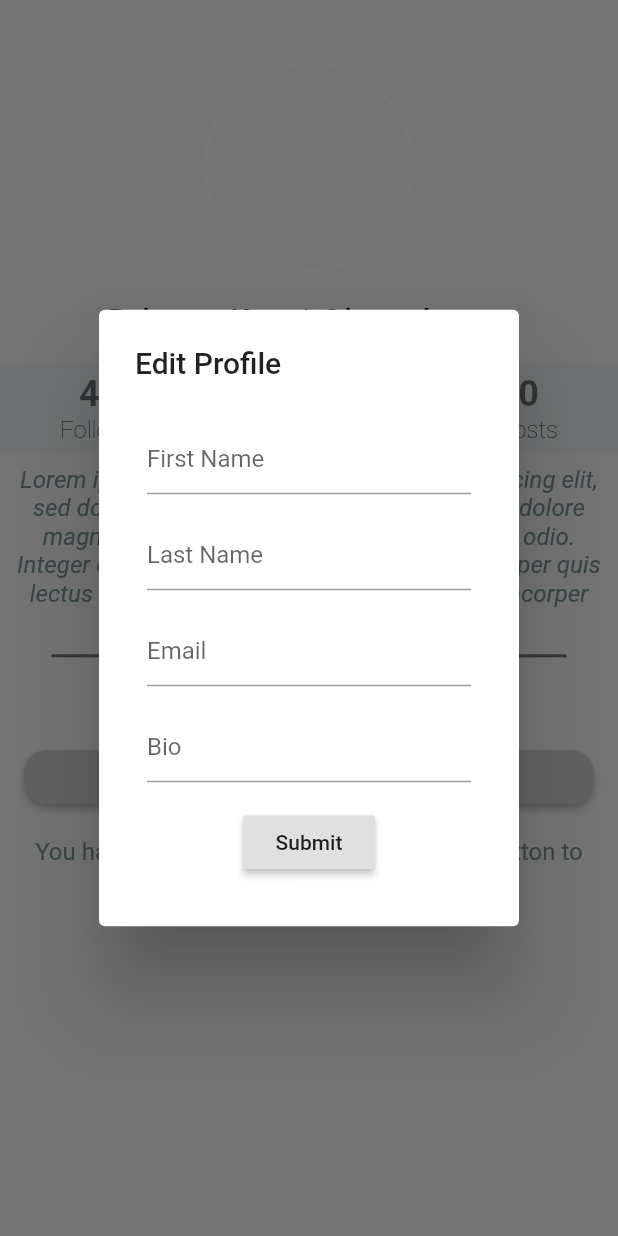
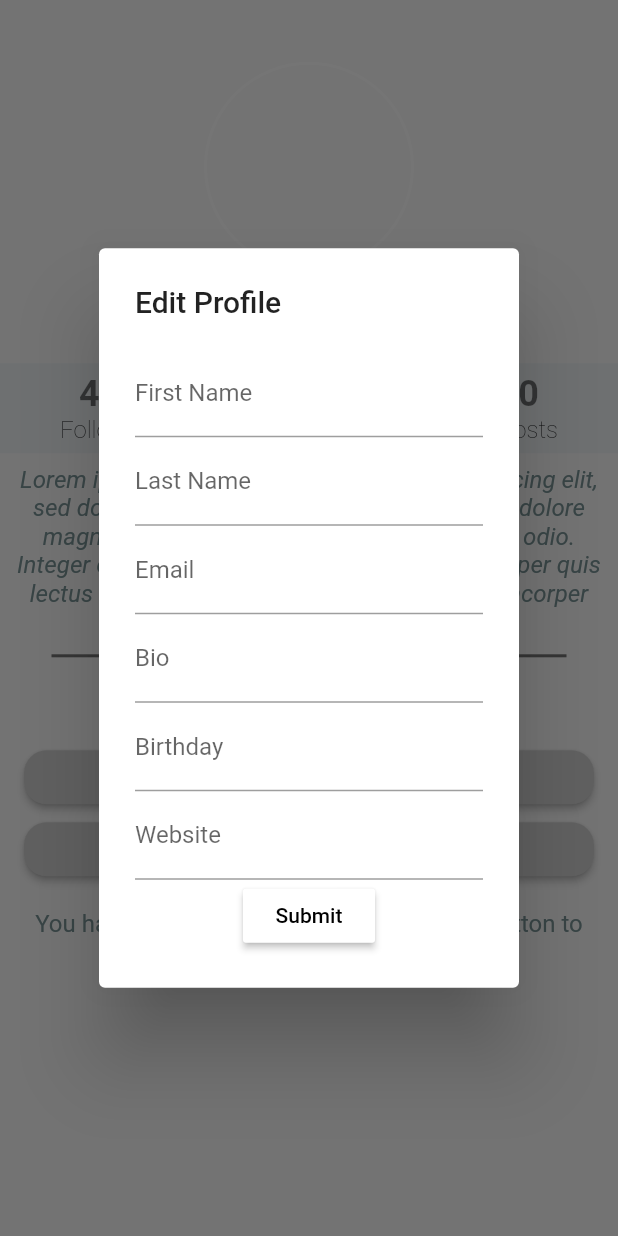
Before and after one commit to awes0menessInc/cs_307, a Flutter app: the ProfilePage screen opened directly, after a tap on "Edit Profile", on a phone screen of 412 x 824 dp. Run offline on Flutter 3.47's test engine with Material 2 defaults, Android fonts, the phone set to English and light mode, and no system bars; our stand-ins replace cloud_firestore, cloud_functions, firebase_auth, firebase_core; accounts and stored records are empty; Roboto replaces fonts that are missing (Montserrat, Spectral).

Commit message:
Form validation for edit profile

```diff
--- a/lib/profile.dart
+++ b/lib/profile.dart
@@ -3,6 +3,8 @@
 // found in the LICENSE file.
 
 import 'package:flutter/material.dart';
+import 'package:cloud_firestore/cloud_firestore.dart';
+import 'package:firebase_auth/firebase_auth.dart';
 // import 'package:flutter/rendering.dart' show debugDumpRenderTree, debugDumpLayerTree, debugDumpSemanticsTree, DebugSemanticsDumpOrder;
 // import 'package:flutter/gestures.dart' show DragStartBehavior;
 
@@ -14,6 +16,7 @@ class ProfilePage extends StatefulWidget {
 }
 
 class ProfilePageState extends State<ProfilePage> {
+  final GlobalKey<FormState> _editFormKey = GlobalKey<FormState>();
   final String _firstName = "Rebecca";
   final String _lastName = "Keys";
   final String _username = "keyspleasee";
@@ -26,6 +29,12 @@ class ProfilePageState extends State<ProfilePage> {
   // String _viewingUser = "Rebecca Keys"; // currently a mock of the logged in user.
   bool pressed = false;
   bool isAccountOwner = true; //TODO: Connect to a function on the back end
+  TextEditingController fnameController;
+  TextEditingController lnameController;
+  TextEditingController bioController;
+  TextEditingController bdayController;
+  TextEditingController weblinkController;
+  TextEditingController emailController;
 
   Widget _buildProfileImage() {
     return Center(
@@ -235,64 +244,120 @@ class ProfilePageState extends State<ProfilePage> {
               ),
             ],
           ),
+          Row(
+            children: <Widget>[
+              Visibility(
+                visible: isAccountOwner,
+                child: Expanded(
+                  child: RaisedButton(
+                    child: Text("Delete Account"),
+                    color: Color(0xffd1d1d1),
+                    shape: RoundedRectangleBorder(
+                    borderRadius: new BorderRadius.circular(15.0)),
+                    onPressed: () {
+                      print("Clicked Delete");
+                    },
+                  ),
+                ),
+              )
+            ],
+          )
         ],
       ));
   }
 
+  String emailValidator(String value) {
+    Pattern emailPattern =
+      r'^(([^<>()[\]\\.,;:\s@\"]+(\.[^<>()[\]\\.,;:\s@\"]+)*)|(\".+\"))@((\[[0-9]{1,3}\.[0-9]{1,3}\.[0-9]{1,3}\.[0-9]{1,3}\])|(([a-zA-Z\-0-9]+\.)+[a-zA-Z]{2,}))$';
+    RegExp emailRegex = new RegExp(emailPattern);
+    if (!emailRegex.hasMatch(value)) {
+      return 'Please enter a valid e-mail';
+    } else {
+      return null;
+    }
+  }
+
+  String bdayValidator(String value) {
+    Pattern bdayPattern = r'(0[1-9]|1[012])/(0[1-9]|[12][0-9]|3[01])/(19|20)\d\d';
+    RegExp bdayRegex = new RegExp(bdayPattern);
+    if (!bdayRegex.hasMatch(value)) {
+      return "Enter a valid birthday";
+    } else {
+      return null;
+    }
+  }
   void showEdit(BuildContext context) { // TODO: replace with call to actual profile edit UI
     // context: context;
     // builder: (BuildContext context) {
       AlertDialog editProfile = AlertDialog(
         title: new Text("Edit Profile"),
-        content: Form(
+        content: SingleChildScrollView(
+          child: Form(
+            key: _editFormKey,
             child: Column(
               mainAxisSize: MainAxisSize.min,
               children: <Widget>[
-              Padding(
-                padding: EdgeInsets.all(8.0),
-                child: TextFormField(
-                  decoration: new InputDecoration(
-                    hintText: 'First Name'
-                  ),
-                ),
-              ),
-              Padding(
-                padding: EdgeInsets.all(8.0),
-                child: TextFormField(
-                  decoration: new InputDecoration(
-                    hintText: 'Last Name'
-                  ),
-                ),
-              ),
-              Padding(
-                padding: EdgeInsets.all(8.0),
-                child: TextFormField(
-                  decoration: new InputDecoration(
-                    hintText: 'Email '
-                  ),
-                ),
-              ),
-              Padding(
-                padding: EdgeInsets.all(8.0),
-                child: TextFormField(
-                  decoration: new InputDecoration(
-                    hintText: 'Bio'
-                  ),
-                ),
-              ),
-              Padding(
-                padding: const EdgeInsets.all(8.0),
-                child: RaisedButton(
-                  child: Text("Submit"),
-                  onPressed: () {
-                    Navigator.pop(context);
-                    print("Submitted Pofile Edits"); // TODO: Connect to back end
+                TextFormField(
+                  decoration: InputDecoration(
+                    labelText: 'First Name', hintText: "John"),
+                  controller: fnameController,
+                  validator: (value) {
+                    if (value.length == 0) {
+                      return "Please enter your first name.";
+                    }
+                    return null;
                   },
                 ),
+                TextFormField(
+                  decoration: InputDecoration(
+                    labelText: 'Last Name', hintText: "Doe"),
+                  controller: lnameController,
+                  validator: (value) {
+                    if (value.length == 0) {
+                      return "Please enter your last name.";
+                    }
+                    return null;
+                  },
                 ),
+                TextFormField(
+                  decoration: InputDecoration(
+                    labelText: 'Email', hintText: "example@email.com"),
+                  controller: emailController,
+                  validator: emailValidator
+                ),
+                TextFormField(
+                  decoration: InputDecoration(
+                    labelText: 'Bio', hintText: "Bio"),
+                  controller: bioController,
+                ),
+                TextFormField(
+                  decoration: InputDecoration(
+                    labelText: 'Birthday', hintText: "10/18/2019"),
+                  controller: bdayController,
+                  validator: bdayValidator,
+                ),
+                TextFormField(
+                  decoration: InputDecoration(
+                    labelText: 'Website', hintText: "www.example.com"),
+                  controller: weblinkController,
+                  validator: (value) {
+                    return null;
+                  },
+                ),
+                RaisedButton(
+                  child: Text("Submit"),
+                  color: Theme.of(context).primaryColor,
+                  textColor: Colors.black,
+                  onPressed: (){
+                    if (_editFormKey.currentState.validate()) {
+
+                    }
+                  },
+                )
               ],
             ),
-        ),
+          ) ,
+        )
       );
       // show the dialog
       showDialog(
```
Lines whose indentation alone changed are shown as unchanged.
